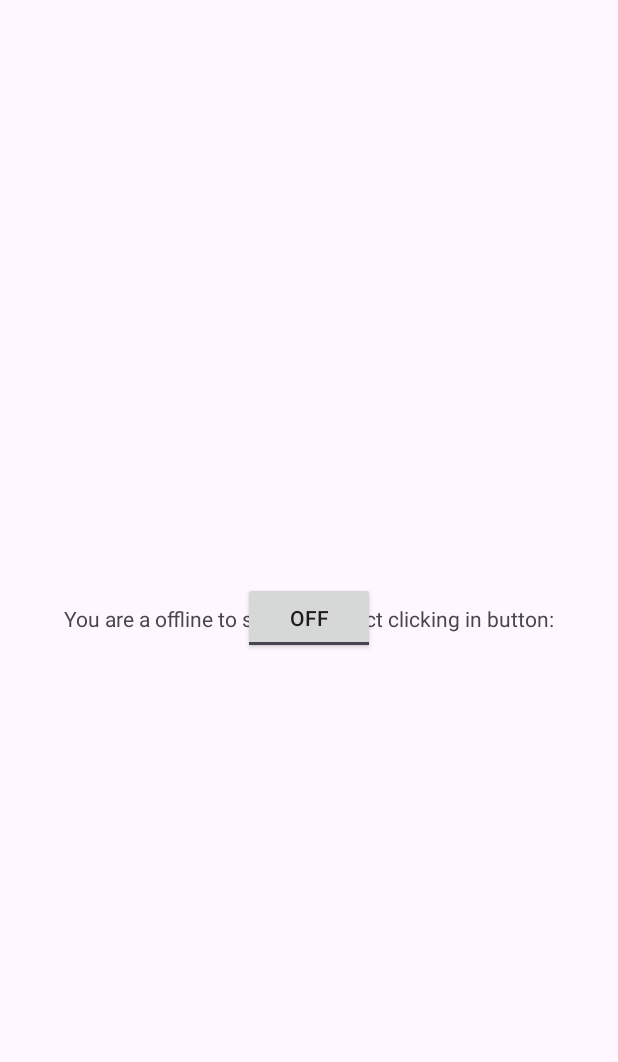
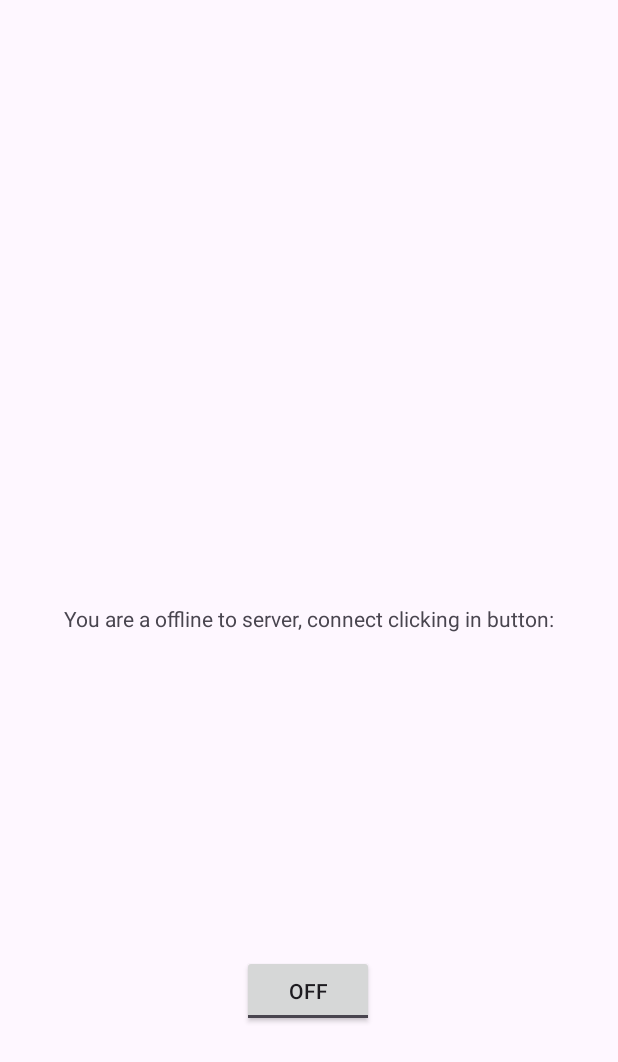
Before and after one commit to oimeu/FlowerVPN, an Android app: the screen it shows after launch (MainActivity), on a phone screen of 412 x 824 dp. Shown: the top 1062 px of the screen. Run offline under Robolectric (Android 15) with nearby library versions, the phone set to English and light mode, and no system bars.

Commit message:
mudando o frontend

```diff
--- a/app/src/main/res/layout/activity_main.xml
+++ b/app/src/main/res/layout/activity_main.xml
@@ -6,20 +6,23 @@
      android:layout_width="match_parent">
 
     <TextView
-         android:layout_height="wrap_content"
-         android:layout_width="wrap_content"
-         app:layout_constraintTop_toTopOf="parent"
-         app:layout_constraintStart_toStartOf="parent"
-         app:layout_constraintEnd_toEndOf="parent"
-         app:layout_constraintBottom_toBottomOf="parent"
-         android:text="@string/textIsOff" />
+        android:id="@+id/textView"
+        android:layout_width="wrap_content"
+        android:layout_height="wrap_content"
+        android:text="@string/textIsOff"
+        app:layout_constraintBottom_toBottomOf="parent"
+        app:layout_constraintEnd_toEndOf="parent"
+        app:layout_constraintStart_toStartOf="parent"
+        app:layout_constraintTop_toTopOf="parent" />
 
     <ToggleButton
-         android:layout_height="wrap_content"
-         android:layout_width="wrap_content"
-         app:layout_constraintTop_toTopOf="parent"
-         app:layout_constraintStart_toStartOf="parent"
-         app:layout_constraintEnd_toEndOf="parent"
-         app:layout_constraintBottom_toBottomOf="parent" />
+        android:layout_width="wrap_content"
+        android:layout_height="wrap_content"
+        app:layout_constraintBottom_toBottomOf="parent"
+        app:layout_constraintEnd_toEndOf="parent"
+        app:layout_constraintHorizontal_bias="0.498"
+        app:layout_constraintStart_toStartOf="parent"
+        app:layout_constraintTop_toBottomOf="@+id/textView"
+        app:layout_constraintVertical_bias="0.606" />
 
 </androidx.constraintlayout.widget.ConstraintLayout>
```
